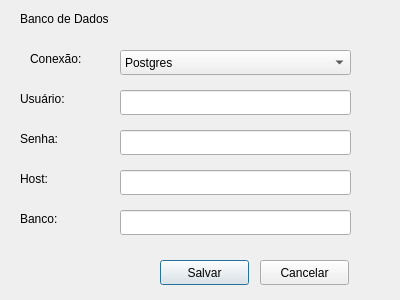
Old version of the form dbconfig.ui in the repository AiltonFidelix/SimuLIS.
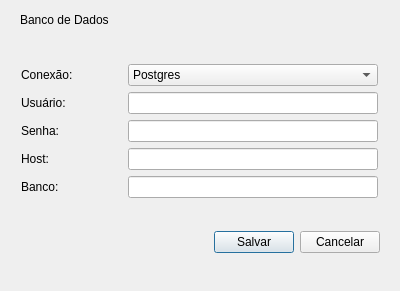
New version of the form.

Commit message: finished screen dbconfig

```diff
--- a/dbconfig.ui
+++ b/dbconfig.ui
@@ -7,33 +7,93 @@
     <x>0</x>
     <y>0</y>
     <width>400</width>
-    <height>300</height>
+    <height>291</height>
    </rect>
   </property>
   <property name="windowTitle">
    <string>Configurações</string>
   </property>
-  <widget class="QLabel" name="label">
+  <widget class="QWidget" name="">
    <property name="geometry">
     <rect>
      <x>20</x>
      <y>10</y>
-     <width>121</width>
-     <height>17</height>
+     <width>360</width>
+     <height>271</height>
     </rect>
    </property>
+   <layout class="QVBoxLayout" name="verticalLayout">
+    <item>
+     <layout class="QHBoxLayout" name="horizontalLayout_7">
+      <item>
+       <widget class="QLabel" name="label">
    <property name="text">
     <string>Banco de Dados</string>
    </property>
   </widget>
+      </item>
+      <item>
+       <spacer name="horizontalSpacer_3">
+        <property name="orientation">
+         <enum>Qt::Horizontal</enum>
+        </property>
+        <property name="sizeHint" stdset="0">
+         <size>
+          <width>40</width>
+          <height>20</height>
+         </size>
+        </property>
+       </spacer>
+      </item>
+     </layout>
+    </item>
+    <item>
+     <spacer name="verticalSpacer_3">
+      <property name="orientation">
+       <enum>Qt::Vertical</enum>
+      </property>
+      <property name="sizeHint" stdset="0">
+       <size>
+        <width>20</width>
+        <height>40</height>
+       </size>
+      </property>
+     </spacer>
+    </item>
+    <item>
+     <layout class="QHBoxLayout" name="horizontalLayout">
+      <item>
+       <widget class="QLabel" name="labelCon">
+        <property name="minimumSize">
+         <size>
+          <width>100</width>
+          <height>0</height>
+         </size>
+        </property>
+        <property name="maximumSize">
+         <size>
+          <width>100</width>
+          <height>16777215</height>
+         </size>
+        </property>
+        <property name="text">
+         <string>Conexão:</string>
+        </property>
+       </widget>
+      </item>
+      <item>
   <widget class="QComboBox" name="comboBoxCom">
-   <property name="geometry">
-    <rect>
-     <x>120</x>
-     <y>50</y>
-     <width>231</width>
-     <height>25</height>
-    </rect>
+        <property name="minimumSize">
+         <size>
+          <width>250</width>
+          <height>0</height>
+         </size>
+        </property>
+        <property name="maximumSize">
+         <size>
+          <width>250</width>
+          <height>16777215</height>
+         </size>
    </property>
    <item>
     <property name="text">
@@ -46,136 +106,226 @@
     </property>
    </item>
   </widget>
-  <widget class="QLabel" name="labelCon">
-   <property name="geometry">
-    <rect>
-     <x>30</x>
-     <y>50</y>
-     <width>67</width>
-     <height>17</height>
-    </rect>
-   </property>
-   <property name="text">
-    <string>Conexão:</string>
-   </property>
-  </widget>
-  <widget class="QLineEdit" name="lineEditUser">
-   <property name="geometry">
-    <rect>
-     <x>120</x>
-     <y>90</y>
-     <width>231</width>
-     <height>25</height>
-    </rect>
-   </property>
-  </widget>
+      </item>
+     </layout>
+    </item>
+    <item>
+     <layout class="QHBoxLayout" name="horizontalLayout_2">
+      <item>
   <widget class="QLabel" name="labelUser">
-   <property name="geometry">
-    <rect>
-     <x>20</x>
-     <y>90</y>
-     <width>67</width>
-     <height>17</height>
-    </rect>
+        <property name="minimumSize">
+         <size>
+          <width>100</width>
+          <height>0</height>
+         </size>
+        </property>
+        <property name="maximumSize">
+         <size>
+          <width>100</width>
+          <height>16777215</height>
+         </size>
    </property>
    <property name="text">
     <string>Usuário:</string>
    </property>
   </widget>
+      </item>
+      <item>
+       <widget class="QLineEdit" name="lineEditUser">
+        <property name="minimumSize">
+         <size>
+          <width>250</width>
+          <height>0</height>
+         </size>
+        </property>
+        <property name="maximumSize">
+         <size>
+          <width>250</width>
+          <height>16777215</height>
+         </size>
+        </property>
+       </widget>
+      </item>
+     </layout>
+    </item>
+    <item>
+     <layout class="QHBoxLayout" name="horizontalLayout_3">
+      <item>
   <widget class="QLabel" name="labelPass">
-   <property name="geometry">
-    <rect>
-     <x>20</x>
-     <y>130</y>
-     <width>67</width>
-     <height>17</height>
-    </rect>
+        <property name="minimumSize">
+         <size>
+          <width>100</width>
+          <height>0</height>
+         </size>
+        </property>
+        <property name="maximumSize">
+         <size>
+          <width>100</width>
+          <height>16777215</height>
+         </size>
    </property>
    <property name="text">
     <string>Senha:</string>
    </property>
   </widget>
+      </item>
+      <item>
   <widget class="QLineEdit" name="lineEditPass">
-   <property name="geometry">
-    <rect>
-     <x>120</x>
-     <y>130</y>
-     <width>231</width>
-     <height>25</height>
-    </rect>
-   </property>
-  </widget>
+        <property name="minimumSize">
+         <size>
+          <width>250</width>
+          <height>0</height>
+         </size>
+        </property>
+        <property name="maximumSize">
+         <size>
+          <width>250</width>
+          <height>16777215</height>
+         </size>
+        </property>
+        <property name="echoMode">
+         <enum>QLineEdit::Password</enum>
+        </property>
+       </widget>
+      </item>
+     </layout>
+    </item>
+    <item>
+     <layout class="QHBoxLayout" name="horizontalLayout_4">
+      <item>
   <widget class="QLabel" name="labelHost">
-   <property name="geometry">
-    <rect>
-     <x>20</x>
-     <y>170</y>
-     <width>67</width>
-     <height>17</height>
-    </rect>
+        <property name="minimumSize">
+         <size>
+          <width>100</width>
+          <height>0</height>
+         </size>
+        </property>
+        <property name="maximumSize">
+         <size>
+          <width>100</width>
+          <height>16777215</height>
+         </size>
    </property>
    <property name="text">
     <string>Host:</string>
    </property>
   </widget>
+      </item>
+      <item>
   <widget class="QLineEdit" name="lineEditHost">
-   <property name="geometry">
-    <rect>
-     <x>120</x>
-     <y>170</y>
-     <width>231</width>
-     <height>25</height>
-    </rect>
-   </property>
-  </widget>
+        <property name="minimumSize">
+         <size>
+          <width>250</width>
+          <height>0</height>
+         </size>
+        </property>
+        <property name="maximumSize">
+         <size>
+          <width>250</width>
+          <height>16777215</height>
+         </size>
+        </property>
+       </widget>
+      </item>
+     </layout>
+    </item>
+    <item>
+     <layout class="QHBoxLayout" name="horizontalLayout_5">
+      <item>
   <widget class="QLabel" name="labelDb">
-   <property name="geometry">
-    <rect>
-     <x>20</x>
-     <y>210</y>
-     <width>67</width>
-     <height>17</height>
-    </rect>
+        <property name="minimumSize">
+         <size>
+          <width>100</width>
+          <height>0</height>
+         </size>
+        </property>
+        <property name="maximumSize">
+         <size>
+          <width>100</width>
+          <height>16777215</height>
+         </size>
    </property>
    <property name="text">
     <string>Banco:</string>
    </property>
   </widget>
+      </item>
+      <item>
   <widget class="QLineEdit" name="lineEditDb">
-   <property name="geometry">
-    <rect>
-     <x>120</x>
-     <y>210</y>
-     <width>231</width>
-     <height>25</height>
-    </rect>
-   </property>
-  </widget>
+        <property name="minimumSize">
+         <size>
+          <width>250</width>
+          <height>0</height>
+         </size>
+        </property>
+        <property name="maximumSize">
+         <size>
+          <width>250</width>
+          <height>16777215</height>
+         </size>
+        </property>
+       </widget>
+      </item>
+     </layout>
+    </item>
+    <item>
+     <spacer name="verticalSpacer">
+      <property name="orientation">
+       <enum>Qt::Vertical</enum>
+      </property>
+      <property name="sizeHint" stdset="0">
+       <size>
+        <width>20</width>
+        <height>40</height>
+       </size>
+      </property>
+     </spacer>
+    </item>
+    <item>
+     <layout class="QHBoxLayout" name="horizontalLayout_6">
+      <item>
+       <spacer name="horizontalSpacer">
+        <property name="orientation">
+         <enum>Qt::Horizontal</enum>
+        </property>
+        <property name="sizeHint" stdset="0">
+         <size>
+          <width>40</width>
+          <height>20</height>
+         </size>
+        </property>
+       </spacer>
+      </item>
+      <item>
   <widget class="QPushButton" name="pushButtonSave">
-   <property name="geometry">
-    <rect>
-     <x>160</x>
-     <y>260</y>
-     <width>89</width>
-     <height>25</height>
-    </rect>
-   </property>
    <property name="text">
     <string>Salvar</string>
    </property>
   </widget>
+      </item>
+      <item>
   <widget class="QPushButton" name="pushButtonCancel">
-   <property name="geometry">
-    <rect>
-     <x>260</x>
-     <y>260</y>
-     <width>89</width>
-     <height>25</height>
-    </rect>
-   </property>
    <property name="text">
     <string>Cancelar</string>
    </property>
+       </widget>
+      </item>
+     </layout>
+    </item>
+    <item>
+     <spacer name="verticalSpacer_2">
+      <property name="orientation">
+       <enum>Qt::Vertical</enum>
+      </property>
+      <property name="sizeHint" stdset="0">
+       <size>
+        <width>20</width>
+        <height>40</height>
+       </size>
+      </property>
+     </spacer>
+    </item>
+   </layout>
   </widget>
  </widget>
  <resources/>
```
Lines whose indentation alone changed are shown as unchanged. The commit also changes 22 other files.
